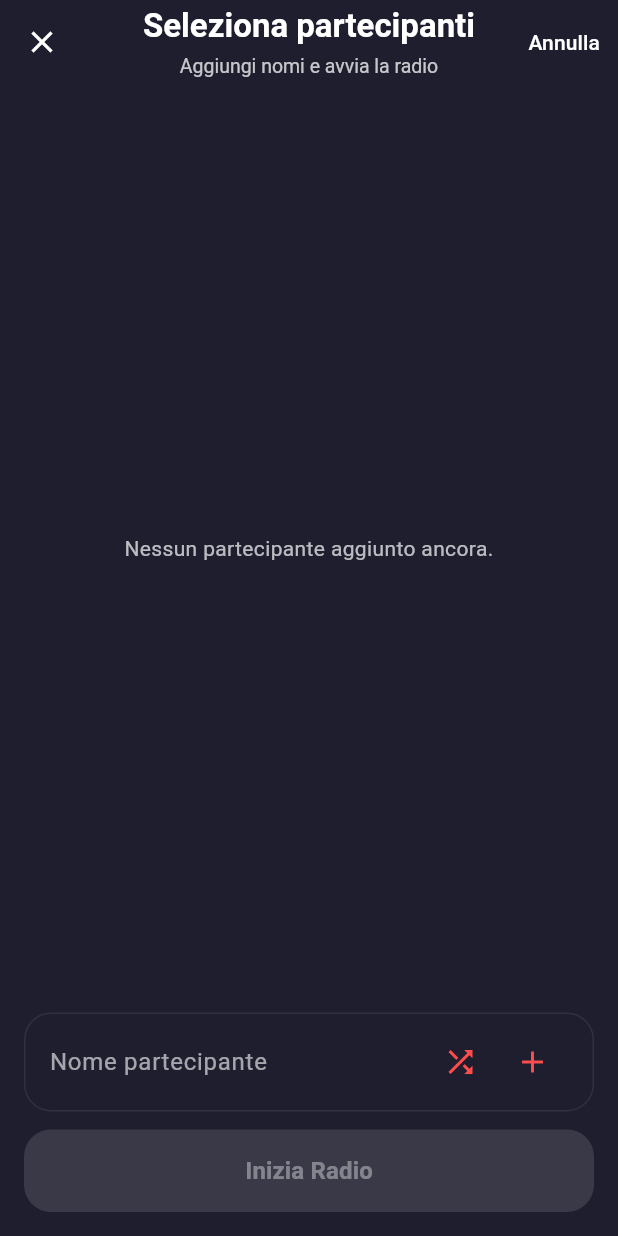
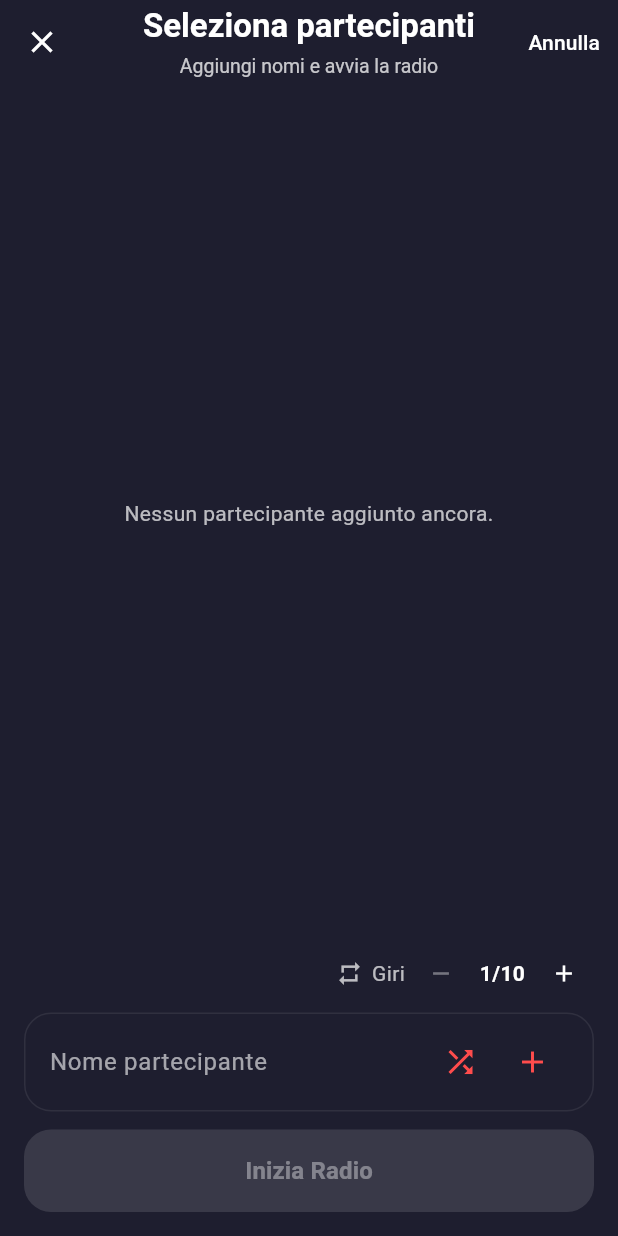
Before and after one commit to chicoyeah/radio-brong, a Flutter app: the screen it shows after launch, after a tap on "Avvia playlist", on a phone screen of 412 x 824 dp. Run offline on Flutter 3.47's test engine with Material 3 defaults, Android fonts, the phone set to English and light mode, and no system bars; our stand-ins replace audio_service, connectivity_plus, file_picker, just_audio, package_info_plus, permission_handler and 3 more; missing offline and left inert: webview_flutter_android, webview_flutter_wkwebview, youtube_explode_dart; network calls fail.

Commit message:
feat: implement multi-round functionality for participant selection; update version to 1.1.0

```diff
--- a/lib/main.dart
+++ b/lib/main.dart
@@ -788,8 +788,6 @@ class _RadioBrongHomeState extends State<RadioBrongHome>
               viewport.name = 'viewport';
               (document.head || document.documentElement).appendChild(viewport);
             }
-
-            }
             var content = 'width=device-width, initial-scale=1, minimum-scale=1, maximum-scale=1, user-scalable=no';
             if (viewport.content !== content) viewport.content = content;
           }
@@ -1672,10 +1670,11 @@ class _RadioBrongHomeState extends State<RadioBrongHome>
     );
     if (result != null && result.participants.isNotEmpty) {
       _lastParticipants = List.from(result.participants);
-      final participants = result.randomize
-          ? (List<String>.from(result.participants)..shuffle())
-          : result.participants;
-      await _collectSongs(participants);
+      await _collectSongs(
+        result.participants,
+        rounds: result.rounds,
+        randomize: result.randomize,
+      );
     }
   }
 
@@ -1705,21 +1704,45 @@ class _RadioBrongHomeState extends State<RadioBrongHome>
     return null;
   }
 
-  Future<void> _collectSongs(List<String> participants) async {
-    List<PlaylistItem> newPlaylist = [];
-    final introUrl = await _pickRandomIntroUrl();
-    if (introUrl != null) {
-      newPlaylist.add(PlaylistItem(participant: "Intro", url: introUrl));
-    }
-
+  Future<void> _collectSongs(
+    List<String> participants, {
+    required int rounds,
+    required bool randomize,
+  }) async {
+    final selections = <({String participant, int round, int position})>[];
+    for (var round = 1; round <= rounds; round++) {
+      final roundParticipants = List<String>.from(participants);
+      if (randomize) roundParticipants.shuffle();
+      for (var position = 0; position < roundParticipants.length; position++) {
+        selections.add((
+          participant: roundParticipants[position],
+          round: round,
+          position: position + 1,
+        ));
+      }
+    }
+
+    final introUrls = <int, String?>{};
+    final selectedItems = <int, PlaylistItem>{};
     final themeData = _seasonalThemeData;
     int i = 0;
-    while (i < participants.length) {
-      final p = participants[i];
+    while (i < selections.length) {
+      if (!mounted) return;
+      final selection = selections[i];
+      if (!introUrls.containsKey(selection.round)) {
+        introUrls[selection.round] = await _pickRandomIntroUrl();
+        if (!mounted) return;
+      }
+      final participantName = rounds == 1
+          ? selection.participant
+          : '${selection.participant} · ${selection.position}/${participants.length} '
+                '(Giro ${selection.round}/$rounds)';
       final PlaylistItem? item = await Navigator.of(context).push<PlaylistItem>(
         MaterialPageRoute(
-          builder: (context) =>
-              YoutubeSearchPage(participantName: p, themeData: themeData),
+          builder: (context) => YoutubeSearchPage(
+            participantName: participantName,
+            themeData: themeData,
+          ),
           fullscreenDialog: true,
         ),
       );
@@ -1733,27 +1756,48 @@ class _RadioBrongHomeState extends State<RadioBrongHome>
         if (i == 0) {
           return;
         }
-        newPlaylist.removeWhere(
-          (playlistItem) => playlistItem.participantPosition == i,
-        );
+        selectedItems.remove(i - 1);
         i -= 1;
         continue;
       }
 
-      newPlaylist.add(
-        PlaylistItem(
-          participant: item.participant,
+      selectedItems[i] = PlaylistItem(
+        participant: participantName,
         url: item.url,
         videoId: item.videoId,
         thumbnailUrl: item.thumbnailUrl,
         localPath: item.localPath,
         isLocalVideo: item.isLocalVideo,
         localTitle: item.localTitle,
-          participantPosition: i + 1,
-          totalParticipants: participants.length,
-        ),
+        participantPosition: rounds == 1 ? selection.position : null,
+        totalParticipants: rounds == 1 ? participants.length : null,
       );
       i += 1;
+    }
+
+    final newPlaylist = <PlaylistItem>[];
+    final roundsWithIntro = <int>{};
+    for (
+      var selectionIndex = 0;
+      selectionIndex < selections.length;
+      selectionIndex++
+    ) {
+      final item = selectedItems[selectionIndex];
+      if (item == null) continue;
+
+      final round = selections[selectionIndex].round;
+      if (roundsWithIntro.add(round)) {
+        final introUrl = introUrls[round];
+        if (introUrl != null) {
+          newPlaylist.add(
+            PlaylistItem(
+              participant: round == 1 ? 'Intro' : 'Intermezzo',
+              url: introUrl,
+            ),
+          );
+        }
+      }
+      newPlaylist.add(item);
     }
 
     if (newPlaylist.isNotEmpty) {
@@ -2606,7 +2650,12 @@ class _RadioBrongHomeState extends State<RadioBrongHome>
         await _playCurrent();
       } else if (!_isProcessing) {
         await _clearPreload();
-        await _stopSoundCloudPlayer();
+        final hadSoundCloudPlayer = _soundCloudPlayerActive;
+        if (hadSoundCloudPlayer) {
+          unawaited(_stopSoundCloudPlayer());
+        } else {
+          unawaited(_loadBlankWebView());
+        }
         await _stopAndDisposeLocalVideo();
         await _checkpointStorage.clearCheckpoint();
         if (mounted) {
@@ -2844,6 +2893,32 @@ class _RadioBrongHomeState extends State<RadioBrongHome>
                                   ],
                                 ),
                               )
+                            else if (_isProcessing)
+                              Center(
+                                child: Column(
+                                  mainAxisSize: MainAxisSize.min,
+                                  children: [
+                                    const CircularProgressIndicator(),
+                                    const SizedBox(height: 16),
+                                    const Text(
+                                      'Preparazione della playlist...',
+                                      style: TextStyle(
+                                        color: Colors.white,
+                                        fontSize: 16,
+                                      ),
+                                    ),
+                                    const SizedBox(height: 8),
+                                    Text(
+                                      '${_tracks.length}/${_playlist.length} brani caricati',
+                                      style: TextStyle(
+                                        color: Colors.white.withValues(
+                                          alpha: 0.7,
+                                        ),
+                                      ),
+                                    ),
+                                  ],
+                                ),
+                              )
                             else if (_currentIndex != -1)
                               const SizedBox.expand()
                             else
@@ -3162,10 +3237,12 @@ class TrackItem {
 class ParticipantSelectionResult {
   final List<String> participants;
   final bool randomize;
+  final int rounds;
 
   const ParticipantSelectionResult({
     required this.participants,
     required this.randomize,
+    this.rounds = 1,
   });
 }
 
@@ -3185,6 +3262,7 @@ class ParticipantSelectorPage extends StatefulWidget {
 class _ParticipantSelectorPageState extends State<ParticipantSelectorPage> {
   late List<String> _participants;
   bool _randomizeParticipants = true;
+  int _rounds = 1;
   final TextEditingController _controller = TextEditingController();
 
   @override
@@ -3318,6 +3396,63 @@ class _ParticipantSelectorPageState extends State<ParticipantSelectorPage> {
                                 ),
                         ),
                         SizedBox(height: compact ? 6 : 16),
+                        Align(
+                          alignment: Alignment.centerRight,
+                          child: Row(
+                            mainAxisSize: MainAxisSize.min,
+                            children: [
+                              const Icon(
+                                Icons.repeat,
+                                size: 18,
+                                color: Colors.white70,
+                              ),
+                              const SizedBox(width: 6),
+                              const Text(
+                                'Giri',
+                                style: TextStyle(color: Colors.white70),
+                              ),
+                              const SizedBox(width: 4),
+                              IconButton(
+                                tooltip: 'Diminuisci giri',
+                                visualDensity: VisualDensity.compact,
+                                constraints: const BoxConstraints.tightFor(
+                                  width: 36,
+                                  height: 36,
+                                ),
+                                padding: EdgeInsets.zero,
+                                onPressed: _rounds > 1
+                                    ? () => setState(() => _rounds--)
+                                    : null,
+                                icon: const Icon(Icons.remove, size: 18),
+                              ),
+                              SizedBox(
+                                width: 42,
+                                child: Text(
+                                  '$_rounds/10',
+                                  textAlign: TextAlign.center,
+                                  style: const TextStyle(
+                                    color: Colors.white,
+                                    fontWeight: FontWeight.w600,
+                                  ),
+                                ),
+                              ),
+                              IconButton(
+                                tooltip: 'Aumenta giri',
+                                visualDensity: VisualDensity.compact,
+                                constraints: const BoxConstraints.tightFor(
+                                  width: 36,
+                                  height: 36,
+                                ),
+                                padding: EdgeInsets.zero,
+                                onPressed: _rounds < 10
+                                    ? () => setState(() => _rounds++)
+                                    : null,
+                                icon: const Icon(Icons.add, size: 18),
+                              ),
+                            ],
+                          ),
+                        ),
+                        SizedBox(height: compact ? 2 : 6),
                         Container(
                           padding: const EdgeInsets.symmetric(
                             horizontal: 16,
@@ -3385,6 +3520,7 @@ class _ParticipantSelectorPageState extends State<ParticipantSelectorPage> {
                               ParticipantSelectionResult(
                                 participants: List.from(_participants),
                                 randomize: _randomizeParticipants,
+                                rounds: _rounds,
                               ),
                             ),
                       style: ElevatedButton.styleFrom(
--- a/pubspec.yaml
+++ b/pubspec.yaml
@@ -16,7 +16,7 @@ publish_to: 'none' # Remove this line if you wish to publish to pub.dev
 # https://developer.apple.com/library/archive/documentation/General/Reference/InfoPlistKeyReference/Articles/CoreFoundationKeys.html
 # In Windows, build-name is used as the major, minor, and patch parts
 # of the product and file versions while build-number is used as the build suffix.
-version: 1.0.9+1
+version: 1.1.0+1
 
 environment:
   sdk: ^3.10.4
```
Also changed, not shown: 1 other file. Lines whose indentation alone changed are shown as unchanged.
